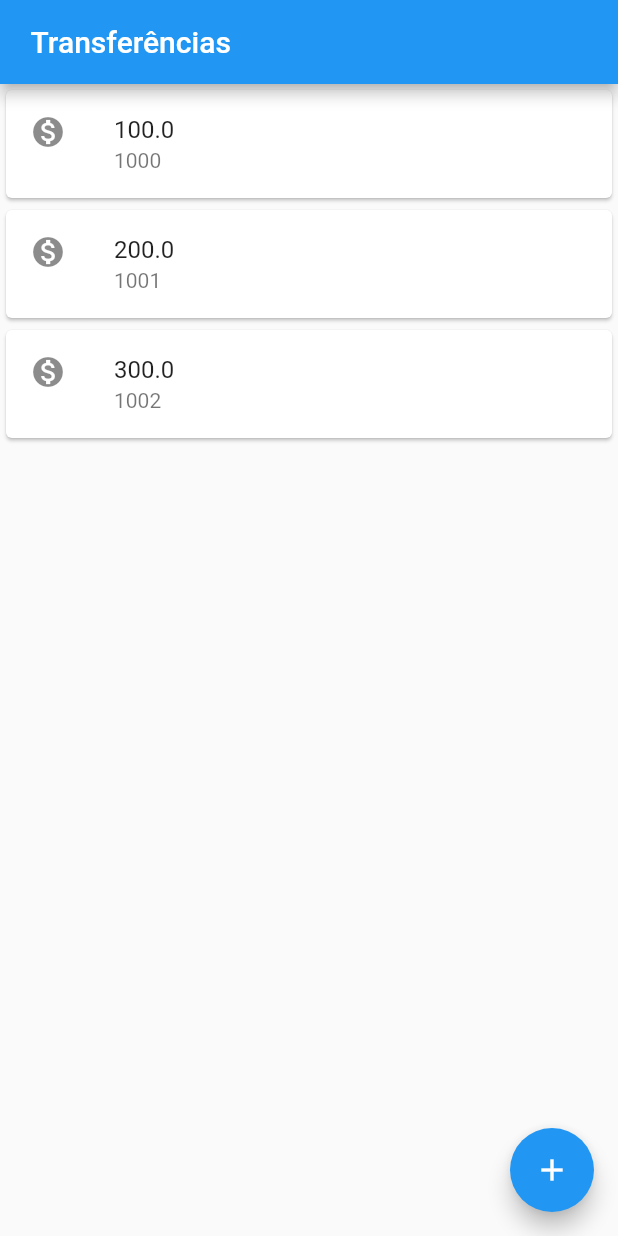
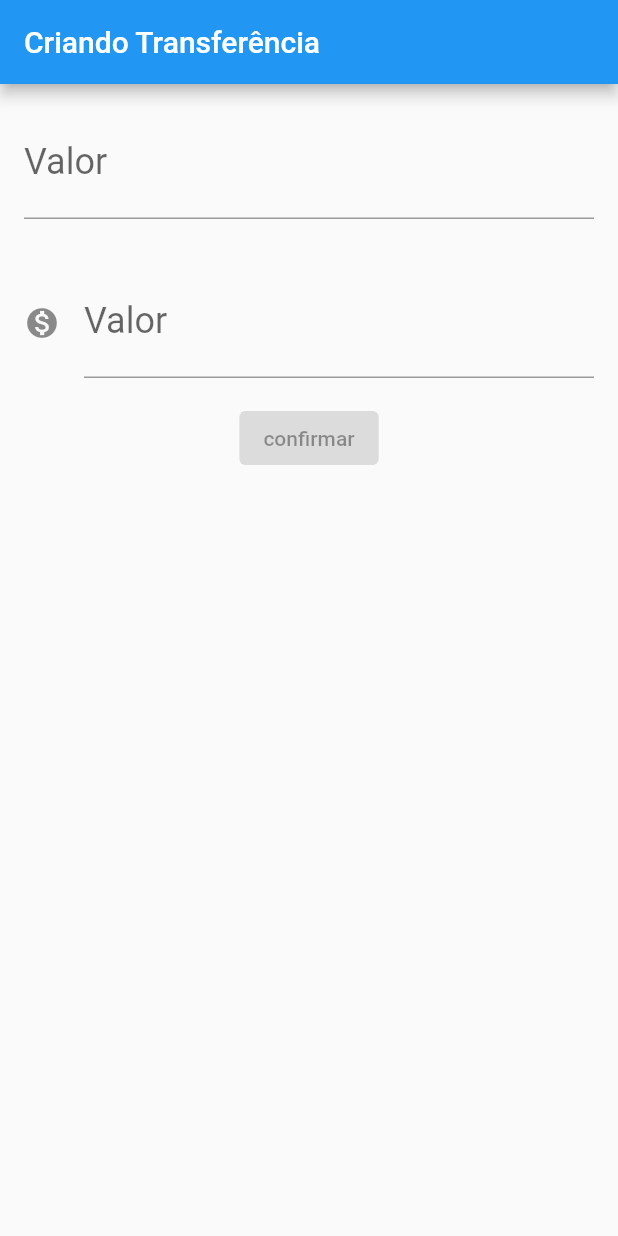
Before and after one commit to gabrielpoke/ByteBank_Flutter, a Flutter app: the screen it shows after launch, on a phone screen of 412 x 824 dp. Run offline on Flutter 3.47's test engine with Material 2 defaults, Android fonts, the phone set to English and light mode, and no system bars.

Commit message:
Third Class, add form

```diff
--- a/lib/main.dart
+++ b/lib/main.dart
@@ -71,24 +71,130 @@ import 'package:flutter/material.dart';
 //====================  AULA 2 CURSO DE FLUTTER INICIO DA APLICAÇÃO =====================================================================================================
 
 //====================  AULA 3 CURSO DE FLUTTER OTIMIZAÇÃO DA APLICAÇÃO =====================================================================================================
-void main() => runApp(
-  MaterialApp(
+// void main() => runApp(
+//   MaterialApp(
+//     home: Scaffold(
+//       body: listaTransferencia(),
+//       appBar: AppBar(
+//         title: Text(' Transferências'),
+//       ),
+//       floatingActionButton: FloatingActionButton(
+//         child: Icon(Icons.add),
+//       ),
+//     ),
+//   ),
+// );
+//
+// class listaTransferencia extends StatelessWidget {
+//   @override
+//   Widget build(BuildContext context) {
+//     return Column(
+//       children: <Widget>[
+//         ItemTransferencia(
+//           Tranferencia(100.0, 1000),
+//         ),
+//         ItemTransferencia(
+//           Tranferencia(200.0, 1001),
+//         ),
+//         ItemTransferencia(
+//           Tranferencia(300.0, 1002),
+//         ),
+//       ],
+//     );
+//   }
+// }
+//
+// class ItemTransferencia extends StatelessWidget {
+//   final Tranferencia _tranferencia;
+//
+//   ItemTransferencia(this._tranferencia);
+//
+//   @override
+//   Widget build(BuildContext context) {
+//     return Card(
+//         child: ListTile(
+//       leading: Icon(
+//         Icons.monetization_on,
+//       ),
+//       title: Text(_tranferencia.valor.toString()),
+//       subtitle: Text(_tranferencia.numeroConta.toString()),
+//     ));
+//   }
+// }
+//
+// class Tranferencia{
+//
+//   final double valor;
+//   final int numeroConta;
+//
+//   Tranferencia(this.valor, this.numeroConta);
+// }
+//====================  AULA 3 CURSO DE FLUTTER OTIMIZAÇÃO DA APLICAÇÃO =====================================================================================================
+
+//====================  AULA 4 CURSO DE FLUTTER CRIAÇÃO DO FORMULARIO =====================================================================================================
+void main() => runApp(BytebankApp());
+
+class BytebankApp extends StatelessWidget{
+  @override
+  Widget build(BuildContext context) {
+
+    return MaterialApp(
       home: Scaffold(
-      body: listaTransferencia(),
+        body: FormularioTransferencia(),
+      ),
+    );
+  }
+
+}
+
+class FormularioTransferencia extends StatelessWidget {
+  @override
+  Widget build(BuildContext context) {
+    return Scaffold(
       appBar: AppBar(
-        title: Text(' Transferências'),
+        title: Text('Criando Transferência '),
       ),
-      floatingActionButton: FloatingActionButton(
-        child: Icon(Icons.add),
+      body: Column(
+        children: <Widget>[
+          Padding(
+            padding: const EdgeInsets.all(16.0),
+            child: TextField(
+              style: TextStyle(fontSize: 24.0),
+              decoration: InputDecoration(
+                  labelText: 'Valor',
+                  hintText: '0000'),
+            keyboardType: TextInputType.number,
             ),
           ),
+          Padding(
+            padding: const EdgeInsets.all(16.0),
+            child: TextField(
+              style: TextStyle(fontSize: 24.0),
+              decoration: InputDecoration(
+                  icon: Icon(Icons.monetization_on),
+                  labelText: 'Valor',
+                  hintText: '0.00'),
+            keyboardType: TextInputType.number,
+            ),
+          ),
+          ElevatedButton(
+            child: Text('confirmar'),
+
+          ),
+        ],
       ),
     );
+  }
+}
 
 class listaTransferencia extends StatelessWidget {
   @override
   Widget build(BuildContext context) {
-    return Column(
+    return Scaffold(
+      appBar: AppBar(
+        title: Text(' Transferências'),
+      ),
+      body: Column(
         children: <Widget>[
           ItemTransferencia(
             Tranferencia(100.0, 1000),
@@ -100,6 +206,10 @@ class listaTransferencia extends StatelessWidget {
             Tranferencia(300.0, 1002),
           ),
         ],
+      ),
+      floatingActionButton: FloatingActionButton(
+        child: Icon(Icons.add),
+      ),
     );
   }
 }
@@ -129,4 +239,4 @@ class Tranferencia{
 
   Tranferencia(this.valor, this.numeroConta);
 }
-//====================  AULA 3 CURSO DE FLUTTER OTIMIZAÇÃO DA APLICAÇÃO =====================================================================================================
+//====================  AULA 4 CURSO DE FLUTTER CRIAÇÃO DO FORMULARIO =====================================================================================================
```
Also changed, not shown: 1 other file. Lines whose indentation alone changed are shown as unchanged.
